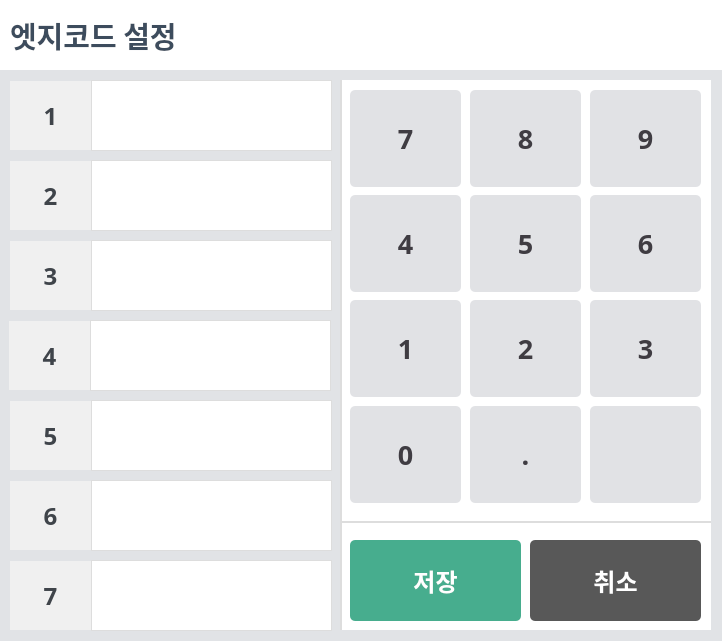
First picture: the form in ui/EdgeCodeList.ui, repository YoungYeon97/DAESUNG_MES, before the edit.
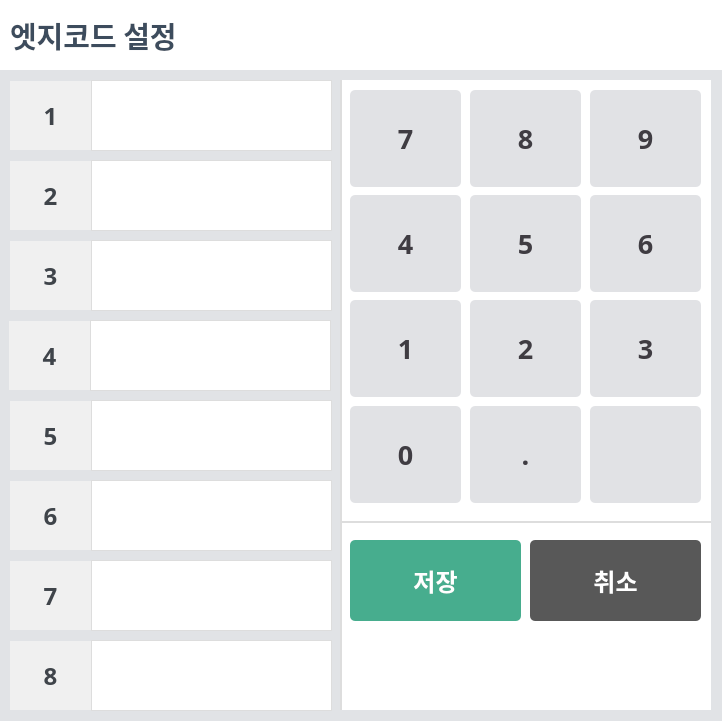
Second picture: the form after the edit. Icons and pictures are not drawn.

```diff
--- a/ui/EdgeCodeList.ui
+++ b/ui/EdgeCodeList.ui
@@ -7,7 +7,7 @@
     <x>0</x>
     <y>0</y>
     <width>722</width>
-    <height>641</height>
+    <height>721</height>
    </rect>
   </property>
   <property name="maximumSize">
@@ -142,7 +142,7 @@
      <x>340</x>
      <y>80</y>
      <width>371</width>
-     <height>550</height>
+     <height>630</height>
     </rect>
    </property>
    <property name="styleSheet">
@@ -1208,6 +1208,85 @@
     <set>Qt::AlignCenter</set>
    </property>
   </widget>
+  <widget class="QLabel" name="edge_8_label">
+   <property name="geometry">
+    <rect>
+     <x>10</x>
+     <y>641</y>
+     <width>81</width>
+     <height>69</height>
+    </rect>
+   </property>
+   <property name="minimumSize">
+    <size>
+     <width>0</width>
+     <height>0</height>
+    </size>
+   </property>
+   <property name="maximumSize">
+    <size>
+     <width>121</width>
+     <height>16777215</height>
+    </size>
+   </property>
+   <property name="font">
+    <font>
+     <family>맑은 고딕</family>
+     <pointsize>18</pointsize>
+     <weight>75</weight>
+     <italic>false</italic>
+     <bold>true</bold>
+    </font>
+   </property>
+   <property name="styleSheet">
+    <string notr="true">
+color: #3F444A;
+background: #F0F0F0;</string>
+   </property>
+   <property name="text">
+    <string>8</string>
+   </property>
+   <property name="alignment">
+    <set>Qt::AlignCenter</set>
+   </property>
+  </widget>
+  <widget class="QLineEdit" name="edge_8_input">
+   <property name="geometry">
+    <rect>
+     <x>91</x>
+     <y>640</y>
+     <width>241</width>
+     <height>71</height>
+    </rect>
+   </property>
+   <property name="sizePolicy">
+    <sizepolicy hsizetype="Preferred" vsizetype="Preferred">
+     <horstretch>0</horstretch>
+     <verstretch>0</verstretch>
+    </sizepolicy>
+   </property>
+   <property name="minimumSize">
+    <size>
+     <width>0</width>
+     <height>0</height>
+    </size>
+   </property>
+   <property name="maximumSize">
+    <size>
+     <width>16777215</width>
+     <height>16777215</height>
+    </size>
+   </property>
+   <property name="font">
+    <font>
+     <family>맑은 고딕</family>
+     <pointsize>18</pointsize>
+    </font>
+   </property>
+   <property name="text">
+    <string/>
+   </property>
+  </widget>
  </widget>
  <resources/>
  <connections/>
```
